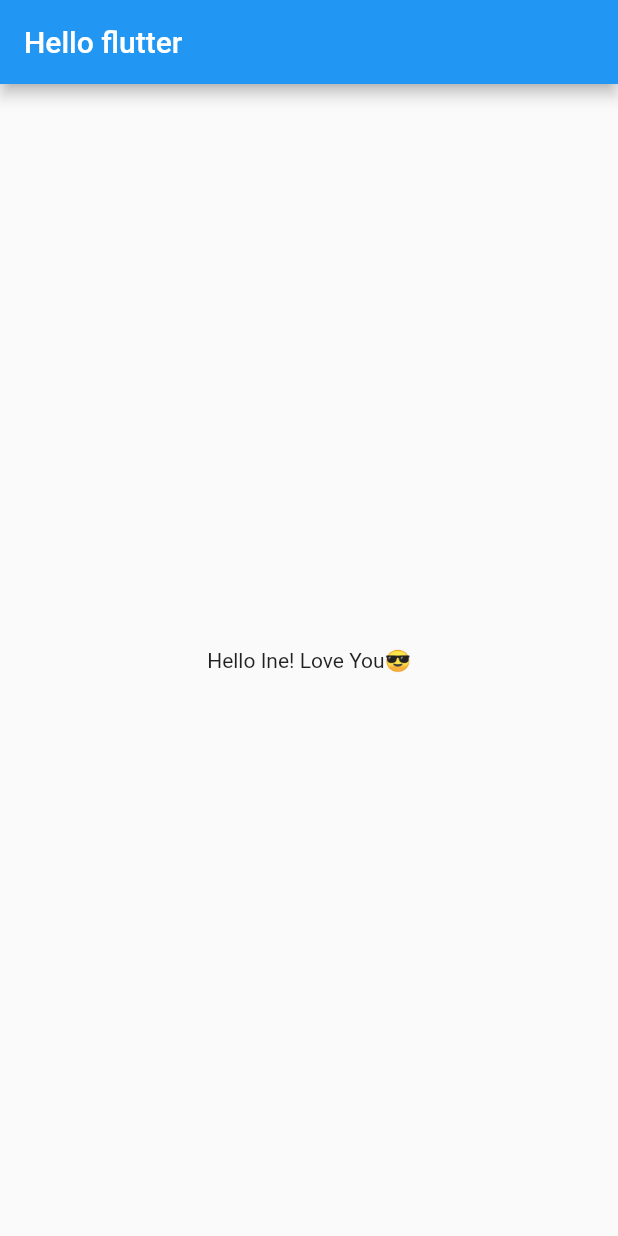
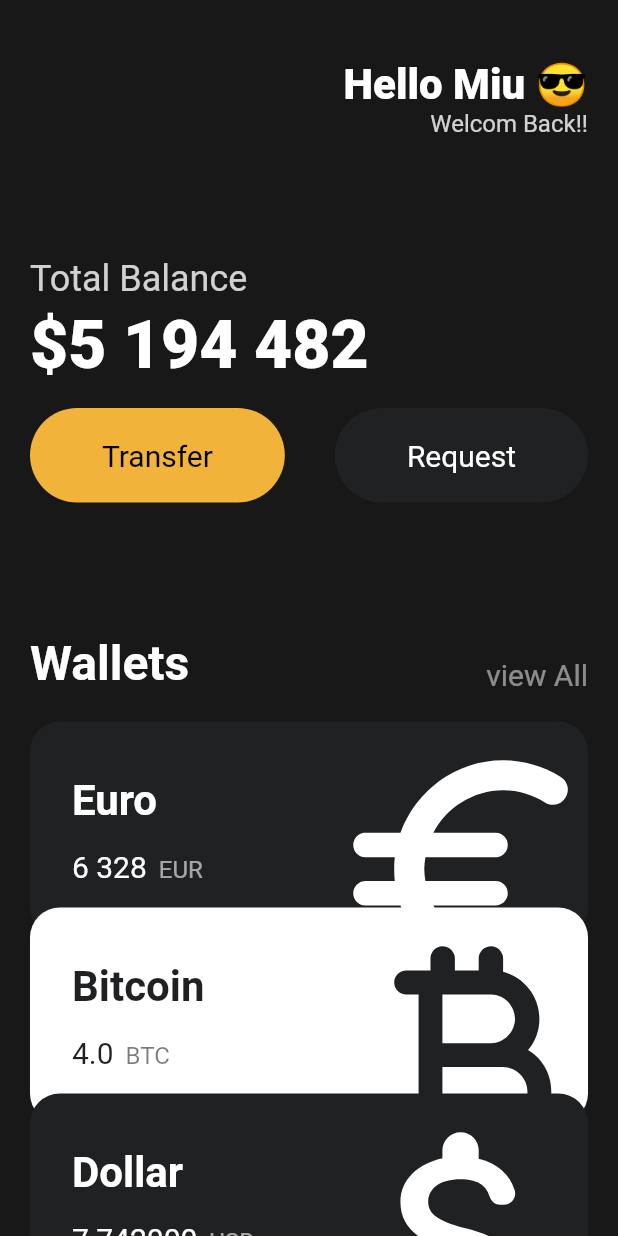
Before and after one commit to nakevin96/FlutterAppPrac, a Flutter app: the screen it shows after launch, on a phone screen of 412 x 824 dp. Run offline on Flutter 3.47's test engine with Material 2 defaults, Android fonts, the phone set to English and light mode, and no system bars.

Commit message:
Study: 노마드코더 flutter chapter03 90%

```diff
--- a/toonflix/lib/main.dart
+++ b/toonflix/lib/main.dart
@@ -1,19 +1,146 @@
 import 'package:flutter/material.dart';
+import 'package:toonflix/widgets/currency_card.dart';
+import './widgets/button.dart';
 
 void main() {
-  runApp(App());
+  runApp(const App());
 }
 
 class App extends StatelessWidget {
+  const App({super.key});
+
   @override
   Widget build(BuildContext context) {
     return MaterialApp(
       home: Scaffold(
-        appBar: AppBar(
-          title: Text('Hello flutter'),
-        ),
-        body: Center(
-          child: Text('Hello Ine! Love You😎'),
+        backgroundColor: const Color(0xFF181818),
+        body: SafeArea(
+          child: SingleChildScrollView(
+            child: Padding(
+              padding: const EdgeInsets.symmetric(horizontal: 20),
+              child: Column(
+                crossAxisAlignment: CrossAxisAlignment.start,
+                children: [
+                  const SizedBox(
+                    height: 40,
+                  ),
+                  Row(
+                    mainAxisAlignment: MainAxisAlignment.end,
+                    children: [
+                      Column(
+                        crossAxisAlignment: CrossAxisAlignment.end,
+                        children: [
+                          const Text('Hello Miu 😎',
+                              style: TextStyle(
+                                fontSize: 28,
+                                fontWeight: FontWeight.w800,
+                                color: Colors.white,
+                              )),
+                          Text('Welcom Back!!',
+                              style: TextStyle(
+                                fontSize: 16,
+                                color: Colors.white.withOpacity(0.8),
+                              )),
+                        ],
+                      ),
+                    ],
+                  ),
+                  const SizedBox(
+                    height: 80,
+                  ),
+                  Text(
+                    "Total Balance",
+                    style: TextStyle(
+                      color: Colors.white.withOpacity(0.8),
+                      fontSize: 24,
+                    ),
+                  ),
+                  const SizedBox(
+                    height: 4,
+                  ),
+                  const Text(
+                    "\$5 194 482",
+                    style: TextStyle(
+                      color: Colors.white,
+                      fontSize: 44,
+                      fontWeight: FontWeight.w800,
+                    ),
+                  ),
+                  const SizedBox(
+                    height: 16,
+                  ),
+                  const Row(
+                    mainAxisAlignment: MainAxisAlignment.spaceBetween,
+                    children: [
+                      Button(
+                        text: 'Transfer',
+                        bgColor: Color(0xfff2b33a),
+                        textColor: Colors.black,
+                      ),
+                      Button(
+                          text: 'Request',
+                          bgColor: Color(0xff1f2123),
+                          textColor: Colors.white),
+                    ],
+                  ),
+                  const SizedBox(
+                    height: 88,
+                  ),
+                  Row(
+                    mainAxisAlignment: MainAxisAlignment.spaceBetween,
+                    crossAxisAlignment: CrossAxisAlignment.end,
+                    children: [
+                      const Text(
+                        "Wallets",
+                        style: TextStyle(
+                          fontSize: 32,
+                          color: Colors.white,
+                          fontWeight: FontWeight.w600,
+                        ),
+                      ),
+                      Text(
+                        "view All",
+                        style: TextStyle(
+                          fontSize: 20,
+                          color: Colors.white.withOpacity(0.5),
+                        ),
+                      ),
+                    ],
+                  ),
+                  const SizedBox(
+                    height: 20,
+                  ),
+                  const CurrencyCard(
+                    currencyName: 'Euro',
+                    balance: '6 328',
+                    currencyUnit: 'EUR',
+                    currencyIcon: Icons.euro_rounded,
+                    isInverted: false,
+                  ),
+                  Transform.translate(
+                    offset: const Offset(0, -20),
+                    child: const CurrencyCard(
+                      currencyName: 'Bitcoin',
+                      balance: '4.0',
+                      currencyUnit: 'BTC',
+                      currencyIcon: Icons.currency_bitcoin_rounded,
+                      isInverted: true,
+                    ),
+                  ),
+                  Transform.translate(
+                    offset: const Offset(0, -40),
+                    child: const CurrencyCard(
+                      currencyName: 'Dollar',
+                      balance: '7 742000',
+                      currencyUnit: 'USD',
+                      currencyIcon: Icons.attach_money_rounded,
+                      isInverted: false,
+                    ),
+                  ),
+                ],
+              ),
+            ),
+          ),
         ),
       ),
     );
--- /dev/null
+++ b/toonflix/lib/widgets/button.dart
@@ -0,0 +1,48 @@
+import 'package:flutter/material.dart'
+    show
+        BorderRadius,
+        BoxDecoration,
+        BuildContext,
+        Color,
+        Container,
+        EdgeInsets,
+        Padding,
+        StatelessWidget,
+        Text,
+        TextStyle,
+        Widget;
+
+class Button extends StatelessWidget {
+  final String text;
+  final Color bgColor;
+  final Color textColor;
+  const Button({
+    super.key,
+    required this.text,
+    required this.bgColor,
+    required this.textColor,
+  });
+
+  @override
+  Widget build(BuildContext context) {
+    return Container(
+      decoration: BoxDecoration(
+        color: bgColor,
+        borderRadius: BorderRadius.circular(45),
+      ),
+      child: Padding(
+        padding: const EdgeInsets.symmetric(
+          vertical: 20,
+          horizontal: 48,
+        ),
+        child: Text(
+          text,
+          style: TextStyle(
+            fontSize: 20,
+            color: textColor,
+          ),
+        ),
+      ),
+    );
+  }
+}
--- /dev/null
+++ b/toonflix/lib/widgets/currency_card.dart
@@ -0,0 +1,86 @@
+import 'package:flutter/material.dart';
+
+class CurrencyCard extends StatelessWidget {
+  final String currencyName;
+  final String balance;
+  final String currencyUnit;
+  final IconData currencyIcon;
+  final bool isInverted;
+
+  const CurrencyCard({
+    super.key,
+    required this.currencyName,
+    required this.balance,
+    required this.currencyUnit,
+    required this.currencyIcon,
+    required this.isInverted,
+  });
+
+  @override
+  Widget build(BuildContext context) {
+    var mainThemeColor = isInverted ? Colors.white : const Color(0xFF1F2123);
+    var subThemeColor = isInverted ? const Color(0xFF1F2123) : Colors.white;
+    return Container(
+      clipBehavior: Clip.hardEdge,
+      decoration: BoxDecoration(
+        color: mainThemeColor,
+        borderRadius: BorderRadius.circular(20),
+      ),
+      child: Padding(
+        padding: const EdgeInsets.all(28),
+        child: Row(
+          mainAxisAlignment: MainAxisAlignment.spaceBetween,
+          children: [
+            Column(
+              crossAxisAlignment: CrossAxisAlignment.start,
+              children: [
+                Text(
+                  currencyName,
+                  style: TextStyle(
+                    color: subThemeColor,
+                    fontSize: 28,
+                    fontWeight: FontWeight.w600,
+                  ),
+                ),
+                const SizedBox(height: 16),
+                Row(
+                  crossAxisAlignment: CrossAxisAlignment.end,
+                  children: [
+                    Text(
+                      balance,
+                      style: TextStyle(
+                        color: subThemeColor,
+                        fontSize: 20,
+                      ),
+                    ),
+                    const SizedBox(
+                      width: 8,
+                    ),
+                    Text(
+                      currencyUnit,
+                      style: TextStyle(
+                        color: subThemeColor.withOpacity(0.6),
+                        fontSize: 16,
+                      ),
+                    ),
+                  ],
+                ),
+              ],
+            ),
+            Transform.scale(
+              scale: 2.2,
+              child: Transform.translate(
+                offset: const Offset(-4.0, 12.0),
+                child: Icon(
+                  currencyIcon,
+                  color: subThemeColor,
+                  size: 88,
+                ),
+              ),
+            ),
+          ],
+        ),
+      ),
+    );
+  }
+}
```
